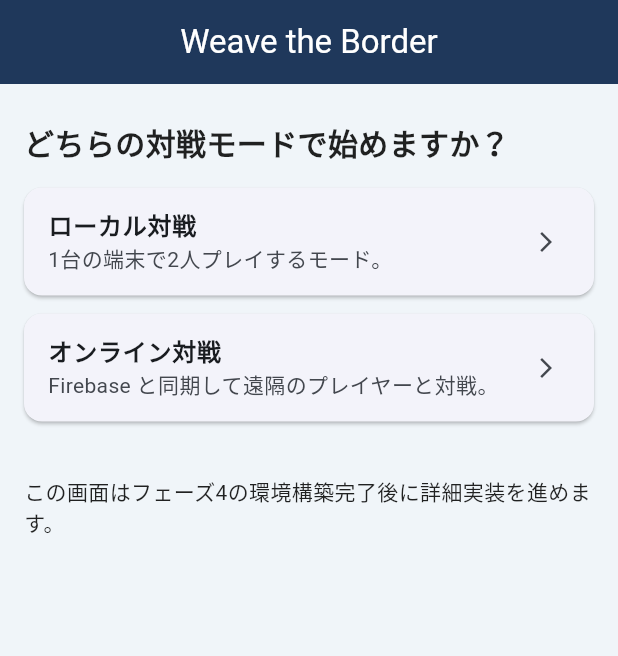
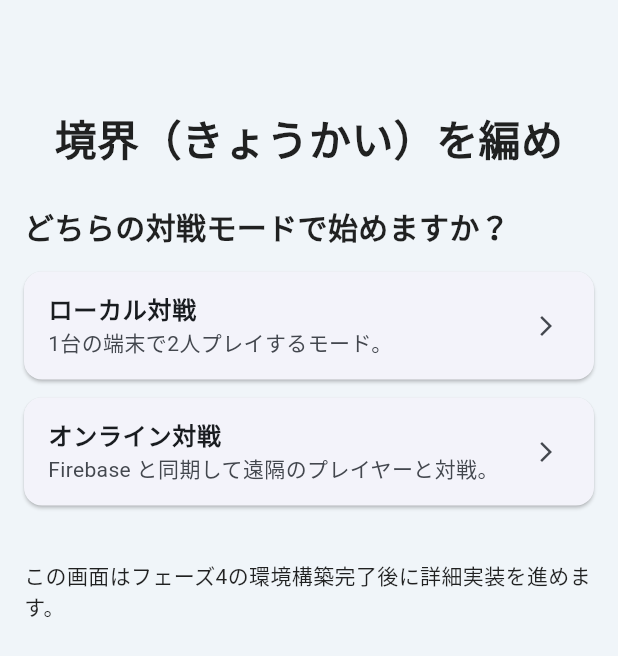
Before and after one commit to AimotoRyosuke/weave-the-boarder, a Flutter app: the screen it shows after launch, on a phone screen of 412 x 824 dp. Shown: the top 656 px of the screen. Run offline on Flutter 3.47's test engine with Material 3 defaults, Android fonts, the phone set to English and light mode, and no system bars; our stand-ins replace firebase_core, gap, hooks_riverpod, riverpod_annotation; accounts and stored records are empty; generated files the repository leaves out were written again.

Commit message:
add & use gap

```diff
--- a/lib/screens/home/home_screen.dart
+++ b/lib/screens/home/home_screen.dart
@@ -1,4 +1,5 @@
 import 'package:flutter/material.dart';
+import 'package:gap/gap.dart';
 
 /// フェーズ4では仮UIとしてモード選択のカードを表示。
 class HomeScreen extends StatelessWidget {
@@ -12,19 +13,25 @@ class HomeScreen extends StatelessWidget {
   @override
   Widget build(BuildContext context) {
     return Scaffold(
-      appBar: AppBar(title: const Text('Weave the Border'), centerTitle: true),
       body: Padding(
         padding: const EdgeInsets.symmetric(horizontal: 16, vertical: 24),
         child: Column(
           crossAxisAlignment: CrossAxisAlignment.stretch,
           children: [
+            const Gap(48),
+            const Text(
+              '境界（きょうかい）を編め',
+              textAlign: TextAlign.center,
+              style: TextStyle(fontSize: 28, fontWeight: FontWeight.w700),
+            ),
+            const Gap(24),
             const Text(
               'どちらの対戦モードで始めますか？',
               style: TextStyle(fontSize: 20, fontWeight: FontWeight.w600),
             ),
-            const SizedBox(height: 16),
+            const Gap(16),
             ..._modeCards,
-            const SizedBox(height: 24),
+            const Gap(24),
             Text(
               'この画面はフェーズ4の環境構築完了後に詳細実装を進めます。',
               style: Theme.of(context).textTheme.bodyMedium,
--- a/pubspec.yaml
+++ b/pubspec.yaml
@@ -12,6 +12,7 @@ dependencies:
   cupertino_icons: ^1.0.8  # iOSスタイルアイコン
   hooks_riverpod: ^3.1.0  # フック対応の状態管理
   flutter_hooks: ^0.21.3+1  # フック機能
+  gap: ^3.0.1  # レイアウト間隔用ユーティリティ
   riverpod_annotation: ^4.0.0  # Riverpodコード生成用アノテーション
   freezed_annotation: ^3.1.0  # イミュータブルモデル用アノテーション
   json_annotation: ^4.9.0  # JSONシリアライズ用アノテーション
```
Also changed, not shown: pubspec.lock.
